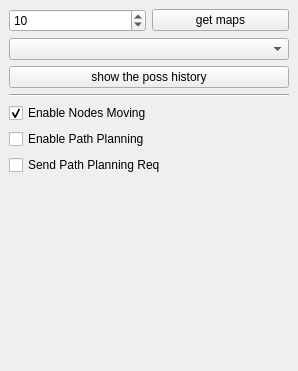
First picture: the form in include/tmapping/UI/dockRealtime.ui, repository StumboEugen/TMapping, before the edit.
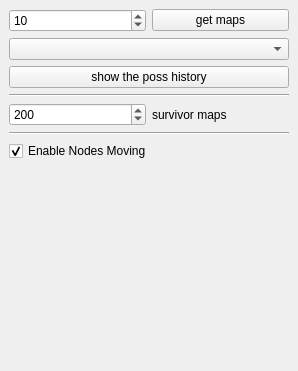
Second picture: the form after the edit.

What changed in the file:
```diff
--- a/include/tmapping/UI/dockRealtime.ui
+++ b/include/tmapping/UI/dockRealtime.ui
@@ -52,6 +52,34 @@
       </property>
      </widget>
     </item>
+    <item>
+     <widget class="Line" name="line_2">
+      <property name="orientation">
+       <enum>Qt::Horizontal</enum>
+      </property>
+     </widget>
+    </item>
+    <item>
+     <layout class="QHBoxLayout" name="horizontalLayout_2">
+      <item>
+       <widget class="QSpinBox" name="sbSurvivorMaps">
+        <property name="maximum">
+         <number>100000</number>
+        </property>
+        <property name="value">
+         <number>200</number>
+        </property>
+       </widget>
+      </item>
+      <item>
+       <widget class="QLabel" name="label">
+        <property name="text">
+         <string>survivor maps</string>
+        </property>
+       </widget>
+      </item>
+     </layout>
+    </item>
     <item>
      <widget class="Line" name="line">
       <property name="orientation">
@@ -69,20 +97,6 @@
       </property>
      </widget>
     </item>
-    <item>
-     <widget class="QCheckBox" name="cbEnablePathPlanning">
-      <property name="text">
-       <string>Enable Path Planning</string>
-      </property>
-     </widget>
-    </item>
-    <item>
-     <widget class="QCheckBox" name="cbSendPlanningReq">
-      <property name="text">
-       <string>Send Path Planning Req</string>
-      </property>
-     </widget>
-    </item>
     <item>
      <spacer name="endSpacer">
       <property name="orientation">
```
